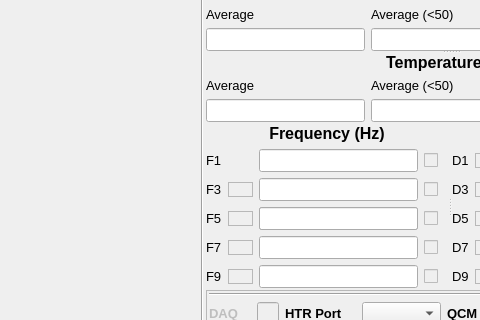
Before: the Qt Designer form ui/main_gui.ui in CydiaBoss/uc-htr-sensor, drawn with Qt 5; both pictures show x 401 to 881 and y 139 to 459 of the 1100 by 700 pixel window.
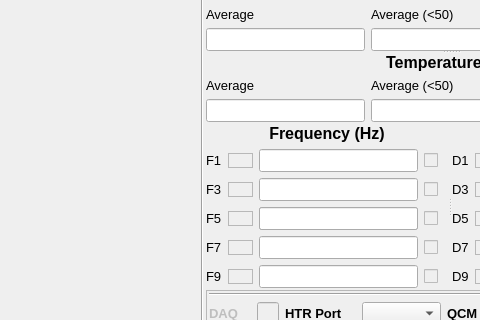
After: the same form once the commit is applied. Icons and pictures are not drawn. Custom widgets are drawn as their Qt base class.

The edit to the form file:
```diff
--- a/ui/main_gui.ui
+++ b/ui/main_gui.ui
@@ -813,6 +813,22 @@
                 </property>
                </widget>
               </item>
+              <item row="0" column="1">
+               <widget class="QFrame" name="f1_colour">
+                <property name="maximumSize">
+                 <size>
+                  <width>25</width>
+                  <height>15</height>
+                 </size>
+                </property>
+                <property name="frameShape">
+                 <enum>QFrame::StyledPanel</enum>
+                </property>
+                <property name="frameShadow">
+                 <enum>QFrame::Sunken</enum>
+                </property>
+               </widget>
+              </item>
              </layout>
             </item>
            </layout>
```
